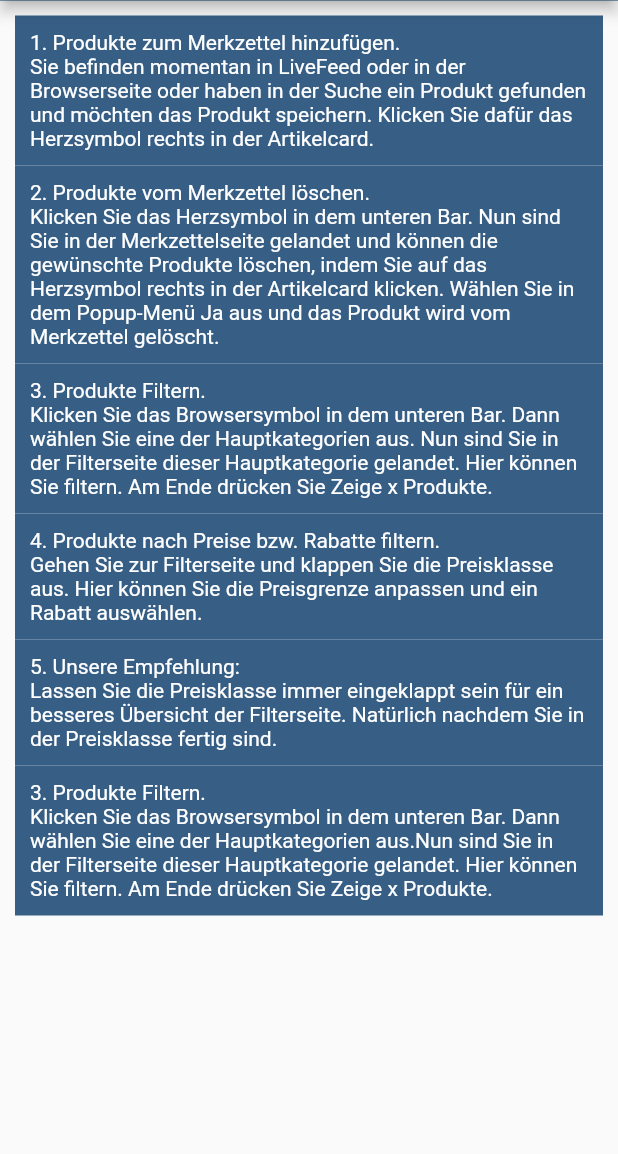
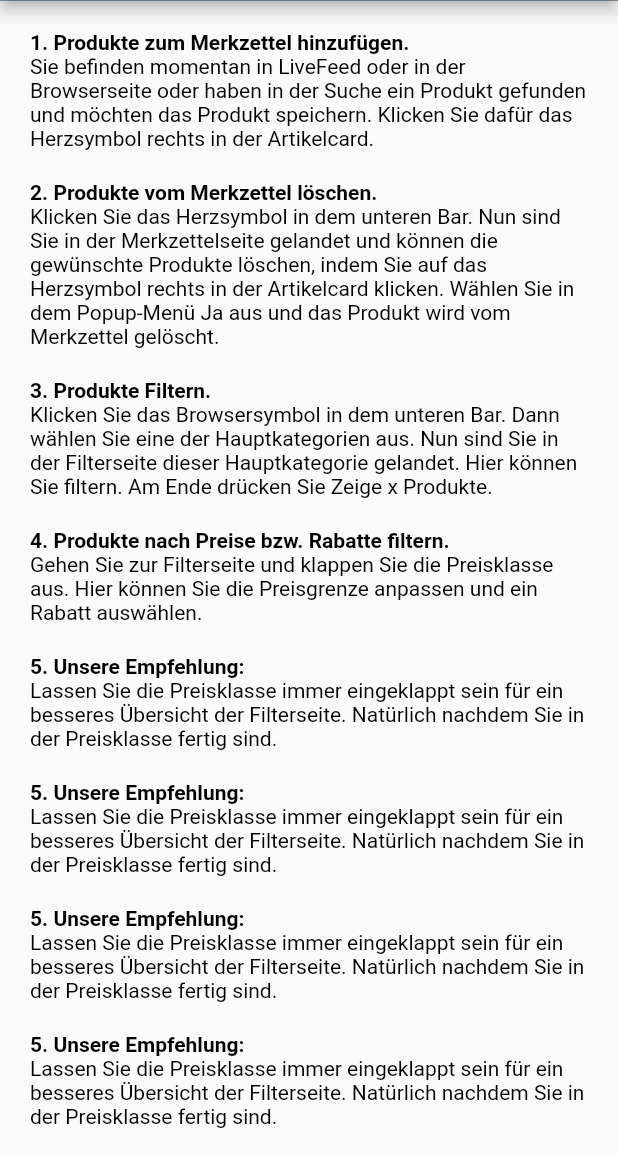
Before and after one commit to dimitarKolev99/flutter_project, a Flutter app: the Help screen opened directly, on a phone screen of 412 x 824 dp, the part 82-1236 px from its top. Run offline on Flutter 3.47's test engine with Material 2 defaults, Android fonts, the phone set to English and light mode, and no system bars; our stand-ins replace flutter_local_notifications, google_fonts, line_awesome_flutter, material_design_icons_flutter, mobx, shared_preferences and 1 more; accounts and stored records are empty.

Commit message:
Change design

```diff
--- a/lib/view/help.dart
+++ b/lib/view/help.dart
@@ -34,66 +34,180 @@ class _HelpState extends State<Help> {
           children: <Widget> [
             Container(
               padding: EdgeInsets.all(10),
-              color: ThemeChanger.lightBlue,
-              child: Text("1. Produkte zum Merkzettel hinzufügen.\n"
-                  "Sie befinden momentan in LiveFeed oder in der Browserseite oder haben in der Suche ein Produkt gefunden "
+              child: Column(
+                children: [
+                  Container(
+                    alignment: Alignment.centerLeft,
+                    child:
+                    Text("1. Produkte zum Merkzettel hinzufügen.",
+                        style: TextStyle(
+                          color: ThemeChanger.reversetextColor,
+                          fontWeight: FontWeight.bold,
+                        )),
+                  ),
+                  Text("Sie befinden momentan in LiveFeed oder in der Browserseite oder haben in der Suche ein Produkt gefunden "
                       "und möchten das Produkt speichern. Klicken Sie dafür das Herzsymbol rechts in der Artikelcard.",
                       style: TextStyle(
-                  color: ThemeChanger.textColor,
+                        color: ThemeChanger.reversetextColor,
+                      )),
+                ],
+              ),
+            ),
+
+            Container(
+              padding: EdgeInsets.all(10),
+              child:Column(
+                children: [
+                  Container(
+                    alignment: Alignment.centerLeft,
+                    child:
+                    Text("2. Produkte vom Merkzettel löschen.",
+                        style: TextStyle(
+                          color: ThemeChanger.reversetextColor,
+                          fontWeight: FontWeight.bold,
                         )),
                   ),
-            Container(
-              padding: EdgeInsets.all(10),
-              color: ThemeChanger.lightBlue,
-              child: Text("2. Produkte vom Merkzettel löschen.\n"
-                  "Klicken Sie das Herzsymbol in dem unteren Bar. Nun sind Sie in der Merkzettelseite gelandet und "
+                  Text("Klicken Sie das Herzsymbol in dem unteren Bar. Nun sind Sie in der Merkzettelseite gelandet und "
                       "können die gewünschte Produkte löschen, indem Sie auf das Herzsymbol rechts in der Artikelcard klicken. "
                       "Wählen Sie in dem Popup-Menü Ja aus und das Produkt wird vom Merkzettel gelöscht.",
                       style: TextStyle(
-                    color: ThemeChanger.textColor,
+                        color: ThemeChanger.reversetextColor,
+                      )),
+                ],
+              ),
+            ),
+
+            Container(
+              padding: EdgeInsets.all(10),
+              child:Column(
+                children: [
+                  Container(
+                    alignment: Alignment.centerLeft,
+                    child:
+                    Text("3. Produkte Filtern.",
+                        style: TextStyle(
+                          color: ThemeChanger.reversetextColor,
+                          fontWeight: FontWeight.bold,
                         )),
                   ),
-            Container(
-              padding: EdgeInsets.all(10),
-              color: ThemeChanger.lightBlue,
-              child: Text("3. Produkte Filtern.\n"
-                  "Klicken Sie das Browsersymbol in dem unteren Bar. Dann wählen Sie eine der Hauptkategorien aus. "
+                  Text("Klicken Sie das Browsersymbol in dem unteren Bar. Dann wählen Sie eine der Hauptkategorien aus. "
                       "Nun sind Sie in der Filterseite dieser Hauptkategorie gelandet. "
                       "Hier können Sie filtern. Am Ende drücken Sie Zeige x Produkte.",
                       style: TextStyle(
-                    color: ThemeChanger.textColor,
+                        color: ThemeChanger.reversetextColor,
+                      )),
+                ],
+              ),
+            ),
+
+            Container(
+              padding: EdgeInsets.all(10),
+              child:Column(
+                children: [
+                  Container(
+                    alignment: Alignment.centerLeft,
+                    child:
+                    Text("4. Produkte nach Preise bzw. Rabatte filtern.",
+                        style: TextStyle(
+                          color: ThemeChanger.reversetextColor,
+                          fontWeight: FontWeight.bold,
                         )),
                   ),
+                  Text("Gehen Sie zur Filterseite und klappen Sie die Preisklasse aus. "
+                      "Hier können Sie die Preisgrenze anpassen und ein Rabatt auswählen.",
+                      style: TextStyle(
+                        color: ThemeChanger.reversetextColor,
+                      )),
+                ],
+              ),
+            ),
+
             Container(
               padding: EdgeInsets.all(10),
-              color: ThemeChanger.lightBlue,
-              child: Text("4. Produkte nach Preise bzw. Rabatte filtern.\n"
-                  "Gehen Sie zur Filterseite und klappen Sie die Preisklasse aus. "
-                  "Hier können Sie die Preisgrenze anpassen und ein Rabatt auswählen.",
+              child:Column(
+                children: [
+                  Container(
+                    alignment: Alignment.centerLeft,
+                    child:
+                    Text("5. Unsere Empfehlung:",
                         style: TextStyle(
-                    color: ThemeChanger.textColor,
+                          color: ThemeChanger.reversetextColor,
+                          fontWeight: FontWeight.bold,
                         )),
                   ),
+                  Text("Lassen Sie die Preisklasse immer eingeklappt sein für ein besseres Übersicht der Filterseite. "
+                      "Natürlich nachdem Sie in der Preisklasse fertig sind.",
+                      style: TextStyle(
+                        color: ThemeChanger.reversetextColor,
+                      )),
+                ],
+              ),
+            ),
+
             Container(
               padding: EdgeInsets.all(10),
-              color: ThemeChanger.lightBlue,
-              child: Text("5. Unsere Empfehlung:\n"
-                  "Lassen Sie die Preisklasse immer eingeklappt sein für ein besseres Übersicht der Filterseite. "
+              child:Column(
+                children: [
+                  Container(
+                    alignment: Alignment.centerLeft,
+                    child:
+                    Text("5. Unsere Empfehlung:",
+                        style: TextStyle(
+                          color: ThemeChanger.reversetextColor,
+                          fontWeight: FontWeight.bold,
+                        )),
+                  ),
+                  Text("Lassen Sie die Preisklasse immer eingeklappt sein für ein besseres Übersicht der Filterseite. "
                       "Natürlich nachdem Sie in der Preisklasse fertig sind.",
                       style: TextStyle(
-                    color: ThemeChanger.textColor,
+                        color: ThemeChanger.reversetextColor,
+                      )),
+                ],
+              ),
+            ),
+
+            Container(
+              padding: EdgeInsets.all(10),
+              child:Column(
+                children: [
+                  Container(
+                    alignment: Alignment.centerLeft,
+                    child:
+                    Text("5. Unsere Empfehlung:",
+                        style: TextStyle(
+                          color: ThemeChanger.reversetextColor,
+                          fontWeight: FontWeight.bold,
                         )),
                   ),
+                  Text("Lassen Sie die Preisklasse immer eingeklappt sein für ein besseres Übersicht der Filterseite. "
+                      "Natürlich nachdem Sie in der Preisklasse fertig sind.",
+                      style: TextStyle(
+                        color: ThemeChanger.reversetextColor,
+                      )),
+                ],
+              ),
+            ),
+
             Container(
               padding: EdgeInsets.all(10),
-              color: ThemeChanger.lightBlue,
-              child: Text("3. Produkte Filtern. \n"
-                  "Klicken Sie das Browsersymbol in dem unteren Bar. Dann wählen Sie eine der Hauptkategorien aus."
-                  "Nun sind Sie in der Filterseite dieser Hauptkategorie gelandet. "
-                  "Hier können Sie filtern. Am Ende drücken Sie Zeige x Produkte.",
+              child:Column(
+                children: [
+                  Container(
+                    alignment: Alignment.centerLeft,
+                    child:
+                    Text("5. Unsere Empfehlung:",
                         style: TextStyle(
-                    color: ThemeChanger.textColor,
+                          color: ThemeChanger.reversetextColor,
+                          fontWeight: FontWeight.bold,
                         )),
+                  ),
+                  Text("Lassen Sie die Preisklasse immer eingeklappt sein für ein besseres Übersicht der Filterseite. "
+                      "Natürlich nachdem Sie in der Preisklasse fertig sind.",
+                      style: TextStyle(
+                        color: ThemeChanger.reversetextColor,
+                      )),
+                ],
+              ),
             ),
           ],
         ),
```
Lines whose indentation alone changed are shown as unchanged.
